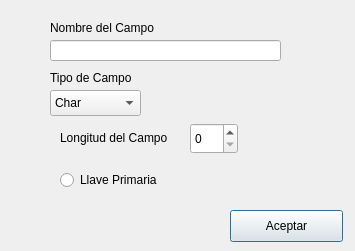
guitartsword/Proyecto-OAR, file OAR/dialogcampo.ui: the form before one commit.
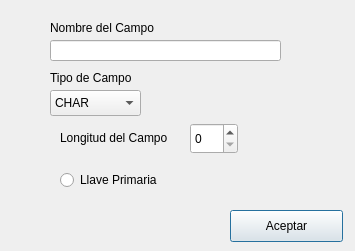
The form after the commit.

Diff of the .ui file:
```diff
--- a/OAR/dialogcampo.ui
+++ b/OAR/dialogcampo.ui
@@ -24,7 +24,7 @@
    </property>
    <item>
     <property name="text">
-     <string>Char</string>
+     <string>CHAR</string>
     </property>
    </item>
    <item>
```
Left out of the diff: 4 changed lines with no effect on the pictures.
